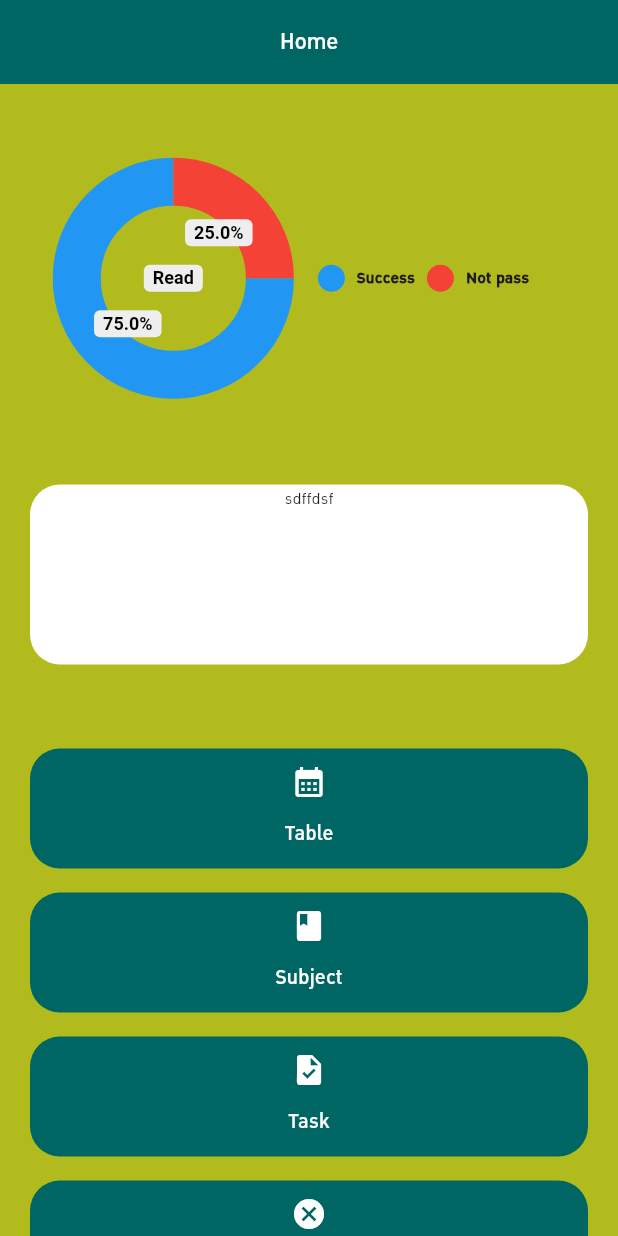
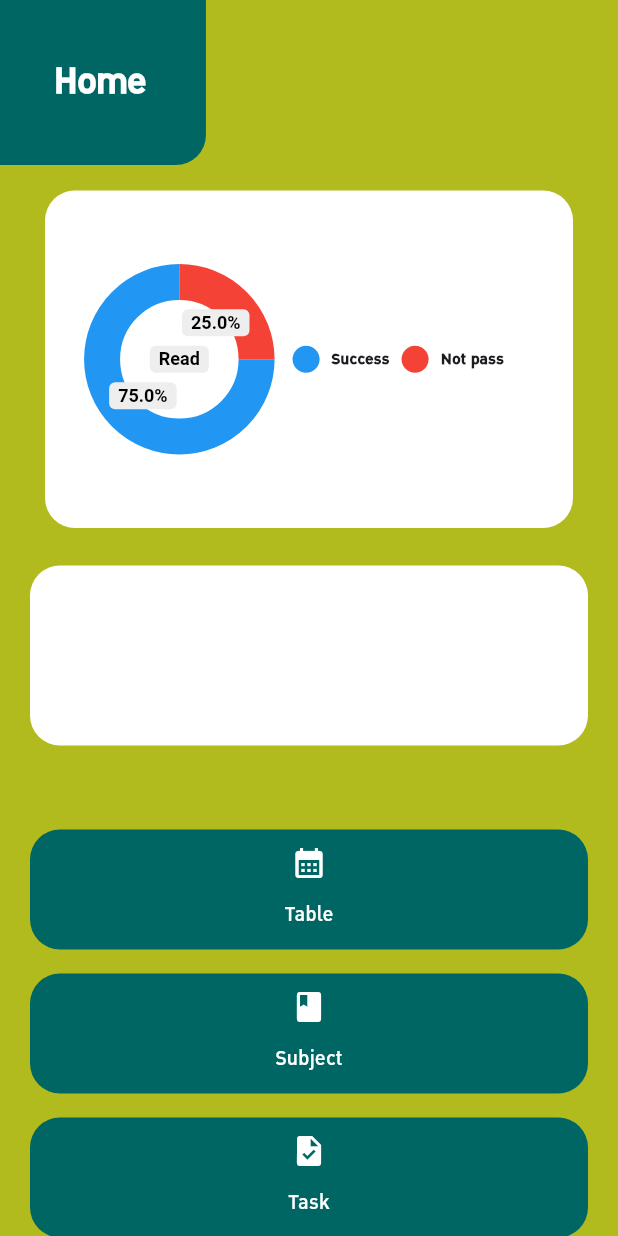
Before and after one commit to karnhao/haolearn, a Flutter app: the screen it shows after launch, on a phone screen of 412 x 824 dp. Run offline on Flutter 3.47's test engine with Material 2 defaults, Android fonts, the light colour scheme and no system bars; drawn by our look-alikes of pie_chart; our stand-ins replace flutter_datetime_picker, flutter_rating_bar, hive_flutter, page_transition; missing offline and left inert: time_planner; accounts and stored records are empty.

Commit message:
improved UI Good night :)

```diff
--- a/lib/main.dart
+++ b/lib/main.dart
@@ -11,7 +11,6 @@ Future<void> main() async {
   ErrorWidget.builder = (details) {
     return Text('ERROR! : ${details.exception}',
         style: const TextStyle(
-
             color: Colors.orange, fontWeight: FontWeight.bold, fontSize: 20));
   };
   runApp(const MyApp());
--- a/lib/screens/home.dart
+++ b/lib/screens/home.dart
@@ -3,6 +3,7 @@ import 'package:flutter/services.dart';
 import 'package:haolearn/screens/demo.dart';
 import 'package:haolearn/screens/list_subject_screen.dart';
 import 'package:haolearn/screens/task_screen.dart';
+import 'package:haolearn/utils/kappbar.dart';
 import 'package:page_transition/page_transition.dart';
 import 'package:pie_chart/pie_chart.dart';
 import 'package:haolearn/themes/colors.dart';
@@ -37,26 +38,27 @@ class _HomeScreenState extends State<HomeScreen> {
   Widget build(BuildContext context) {
     return Scaffold(
         backgroundColor: kuSecColor,
-        appBar: AppBar(
-            backgroundColor: kuPriColor,
-            title: Text("Home", style: Theme.of(context).textTheme.headline2),
-            centerTitle: true),
+        appBar: createKAppBar(context, "Home"),
         body: ListView(
           children: [
             Padding(
-              padding: const EdgeInsets.symmetric(vertical: 17),
+              padding: const EdgeInsets.symmetric(vertical: 17, horizontal: 30),
+              child: Container(
+                decoration: BoxDecoration(
+                    color: Colors.white,
+                    borderRadius: BorderRadius.circular(20)),
                 child: SizedBox(
                   height: 225,
                   // color: Colors.white,
                   child: PieChart(
                     dataMap: dataMap,
                     animationDuration: const Duration(milliseconds: 3000),
-                  chartLegendSpacing: 32,
-                  chartRadius: MediaQuery.of(context).size.width / 3.2,
+                    chartLegendSpacing: 24,
+                    chartRadius: MediaQuery.of(context).size.width / 4.0,
                     colorList: colorList,
                     initialAngleInDegree: 0,
                     chartType: ChartType.ring,
-                  ringStrokeWidth: 32,
+                    ringStrokeWidth: 24,
                     centerText: "Read",
                     legendOptions: const LegendOptions(
                       showLegendsInRow: true,
@@ -76,6 +78,7 @@ class _HomeScreenState extends State<HomeScreen> {
                   ),
                 ),
               ),
+            ),
             Padding(
               padding: const EdgeInsets.symmetric(vertical: 8, horizontal: 20),
               child: Container(
@@ -84,7 +87,7 @@ class _HomeScreenState extends State<HomeScreen> {
                     color: const Color.fromARGB(255, 255, 255, 255),
                     borderRadius: BorderRadius.circular(20)),
                 child: Column(
-                  children: [Text("sdffdsf")],
+                  children: [Text("")],
                 ),
               ),
             ),
--- a/lib/themes/colors.dart
+++ b/lib/themes/colors.dart
@@ -2,7 +2,7 @@ import 'package:flutter/material.dart';
 
 const Color kuSecColor = Color.fromARGB(255, 178, 187, 30);
 const Color kuPriColor = Color.fromARGB(255, 0, 102, 100);
-const Color appBackgroundColor = Color.fromARGB(255, 215, 231, 208);
+const Color appBackgroundColor = Color.fromARGB(255, 202, 219, 195);
 const Color appBackgroundColor2 = Color.fromARGB(255, 230, 231, 208);
 const Color kappHeadline2 = Color.fromARGB(255, 6, 75, 224);
 const Color kBoxColor = Color.fromARGB(255, 99, 197, 115);
--- a/lib/themes/styles.dart
+++ b/lib/themes/styles.dart
@@ -6,7 +6,7 @@ ThemeData appTheme() {
       fontFamily: "DB-Ozone-X",
       textTheme: const TextTheme(
           headline1: TextStyle(
-              fontSize: 32.0, fontWeight: FontWeight.w700, color: kuSecColor),
+              fontSize: 32.0, fontWeight: FontWeight.w700, color: Colors.white),
           headline2: TextStyle(
               fontSize: 20.0,
               fontWeight: FontWeight.w500,
--- a/lib/utils/kappbar.dart
+++ b/lib/utils/kappbar.dart
@@ -23,12 +23,15 @@ PreferredSize createKAppBar(BuildContext context, String title,
                     padding: const EdgeInsets.only(left: 16.0, right: 40),
                     child: Row(
                       children: [
-                        InkWell(
-                          onTap: () {
-                            Navigator.pop(context);
-                          },
-                          child: const Icon(Icons.arrow_back,
-                              size: 35, color: Colors.white),
+                        Visibility(
+                          visible: false,
+                          child: InkWell(
+                            onTap: () {
+                              Navigator.pop(context);
+                            },
+                            child: Icon(Icons.arrow_back,
+                                size: 35, color: Colors.white),
+                          ),
                         ),
                         const SizedBox(
                           width: 20,
```
Also changed, not shown: lib/screens/score_screen.dart (+11 -20 lines), lib/screens/subject_screen.dart (+39 -22 lines), lib/screens/task_detail_screen.dart (+9 -2 lines), lib/utils/delete_dialog_alert.dart (added, +32 -0 lines). Lines whose indentation alone changed are shown as unchanged.
